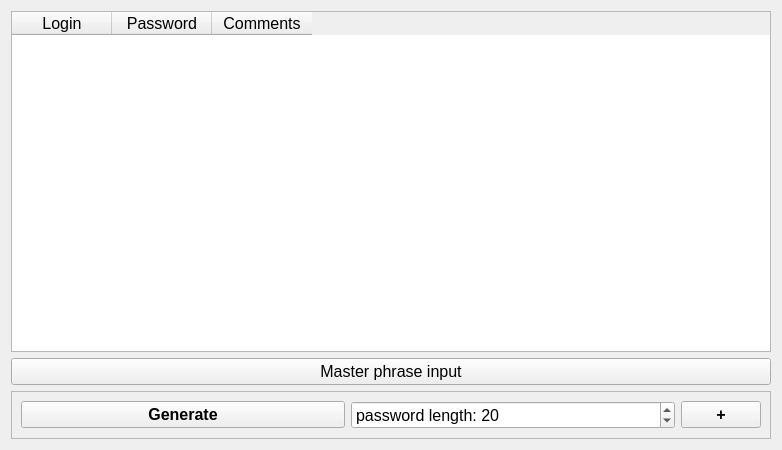
nawww83/AllPass, file widget.ui: the form before one commit.
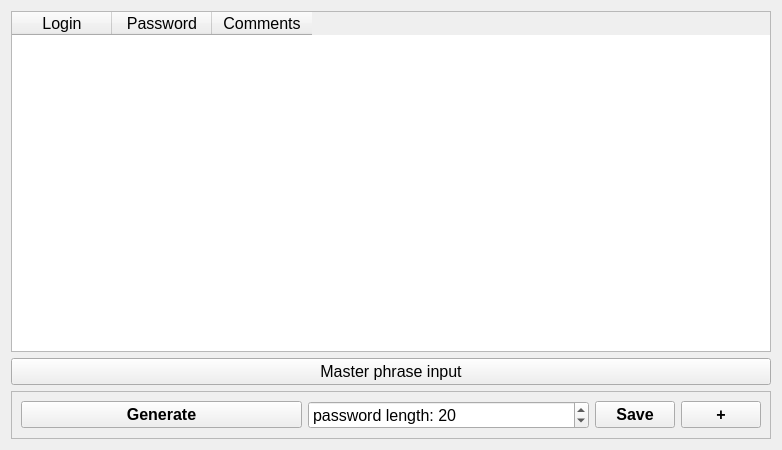
The form after the commit.

Commit message: Add pin-code dialog

```diff
--- a/widget.ui
+++ b/widget.ui
@@ -104,6 +104,25 @@
           </property>
          </widget>
         </item>
+        <item>
+         <widget class="QPushButton" name="btn_save_to_store">
+          <property name="sizePolicy">
+           <sizepolicy hsizetype="Fixed" vsizetype="Fixed">
+            <horstretch>0</horstretch>
+            <verstretch>0</verstretch>
+           </sizepolicy>
+          </property>
+          <property name="font">
+           <font>
+            <pointsize>12</pointsize>
+            <bold>true</bold>
+           </font>
+          </property>
+          <property name="text">
+           <string>Save</string>
+          </property>
+         </widget>
+        </item>
         <item>
          <widget class="QPushButton" name="btn_add_empty_row">
           <property name="sizePolicy">
```
The commit also changes 3 other files.
